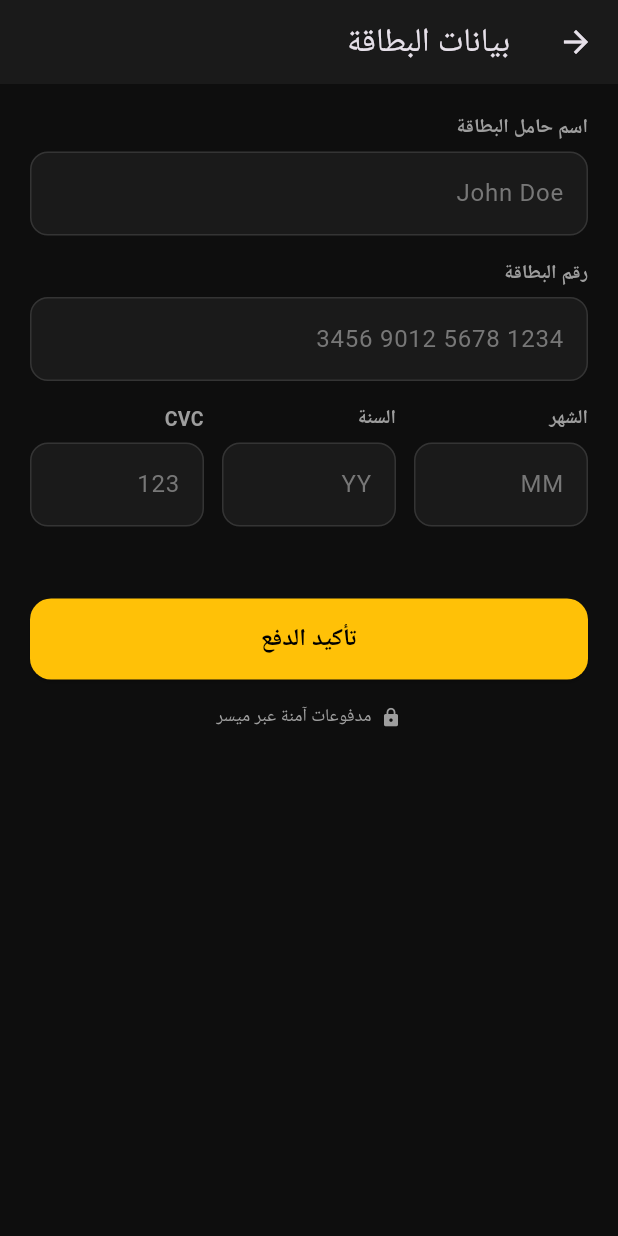
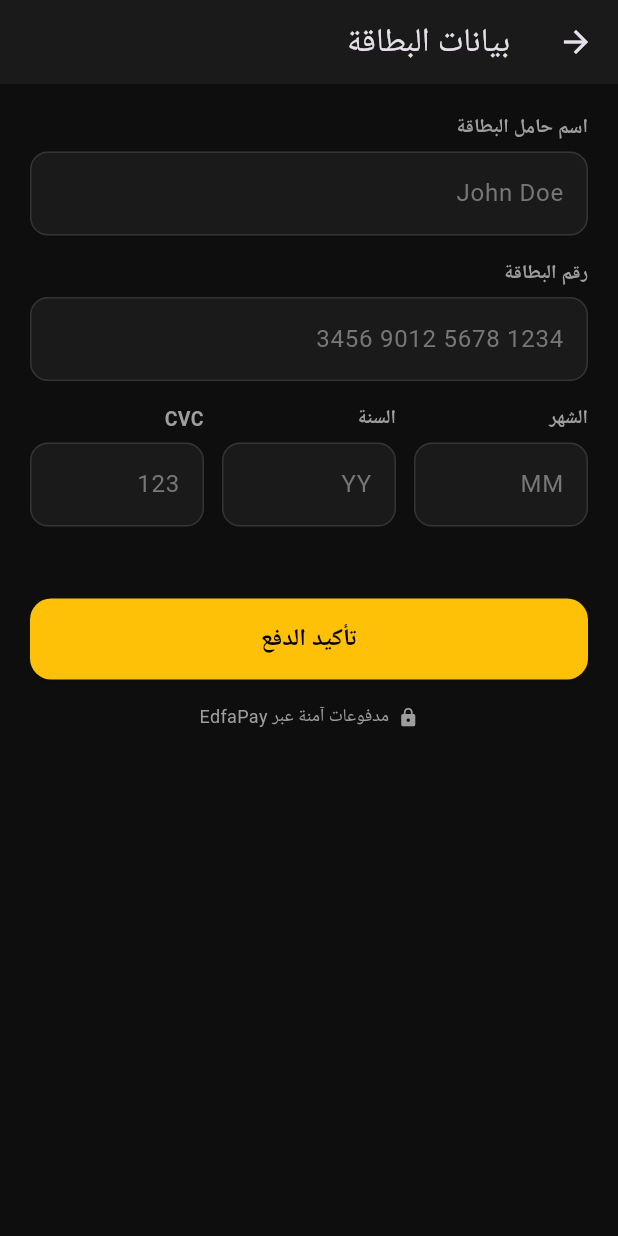
Before and after one commit to loubnaAlzeela/centuryfires, a Flutter app: the CardInputScreen screen opened directly, on a phone screen of 412 x 824 dp. Run offline on Flutter 3.47's test engine with Material 3 defaults, Android fonts, the phone set to English and light mode, and no system bars; our stand-ins replace audioplayers, fl_chart, flutter_local_notifications, flutter_native_splash, geolocator, google_maps_flutter and 4 more; missing offline and left inert: flutter_background_service; accounts and stored records are empty.

Commit message:
to cheange curencey

```diff
--- a/lib/screens/checkout/card_input_screen.dart
+++ b/lib/screens/checkout/card_input_screen.dart
@@ -299,7 +299,7 @@ class _CardInputScreenState extends State<CardInputScreen> {
                 Icon(Icons.lock, size: 14, color: AppColors.textGrey(context)),
                 const SizedBox(width: 6),
                 Text(
-                  L.t('secured_by_moyasar'),
+                  L.t('secured_by_edfapay'),
                   style: TextStyle(
                     color: AppColors.textGrey(context),
                     fontSize: 12,
--- a/lib/theme/app_colors.dart
+++ b/lib/theme/app_colors.dart
@@ -24,7 +24,7 @@ class AppColors {
   static Color text(BuildContext context) {
     return Theme.of(context).brightness == Brightness.dark
         ? Colors.white
-        : Colors.black; // 👈 هون المهم
+        : Colors.black;
   }
 
   // نص ثانوي / رمادي
--- a/lib/utils/l.dart
+++ b/lib/utils/l.dart
@@ -296,7 +296,7 @@ class L {
     'invalid_year': ['Invalid year', 'سنة غير صحيحة'],
     'invalid_cvc': ['Invalid CVC', 'CVC غير صحيح'],
     'confirm_payment': ['Confirm Payment', 'تأكيد الدفع'],
-    'secured_by_moyasar': ['Secured by Moyasar', 'مدفوعات آمنة عبر ميسر'],
+    'secured_by_edfapay': ['Secured by EdfaPay', 'مدفوعات آمنة عبر EdfaPay'],
     'payment_cancelled': ['Payment was cancelled', 'تم إلغاء الدفع'],
     'cash_desc': ['Pay on delivery', 'الدفع عند الاستلام'],
 
@@ -503,8 +503,8 @@ class L {
     'app_header_brand': ['Century Fries', 'سنشري فرايز'],
     'home': ['Home', 'الرئيسية'],
     // CartItemCard
-    'cart_item_card_currency': ['SAR', 'ريال'],
-    'currency': ['SAR', 'ريال'],
+    'cart_item_card_currency': ['﷼', '﷼'],
+    'currency': ['﷼', '﷼'],
 
     // ===== LoyaltyCard =====
     'loyalty_status': ['Loyalty Status', 'حالة الولاء'],
@@ -517,8 +517,8 @@ class L {
     // ===== MealHorizontalList =====
     'wagyu_burger': ['Wagyu Burger', 'برغر واغيو'],
     'lava_cake': ['Lava Cake', 'لافا كيك'],
-    'wagyu_price': ['85 SAR', '85 ريال'],
-    'lava_price': ['38 SAR', '38 ريال'],
+    'wagyu_price': ['85 ﷼', '85 ﷼'],
+    'lava_price': ['38 ﷼', '38 ﷼'],
 
     // ===== MealHorizontalListFromData =====
     'meal_list_error': ['Something went wrong', 'حدث خطأ ما'],
--- a/pubspec.yaml
+++ b/pubspec.yaml
@@ -32,9 +32,7 @@ dependencies:
   flutter_overlay_window: ^0.4.5
   rename: ^3.1.0
   app_links: ^6.0.2
-  moyasar: ^2.0.0
   webview_flutter: ^4.4.0
-
 
 dev_dependencies:
   flutter_test:
```
Also changed, not shown: lib/screens/checkout/checkout_screen.dart (+40 -56 lines), pubspec.lock, 1 other file.
